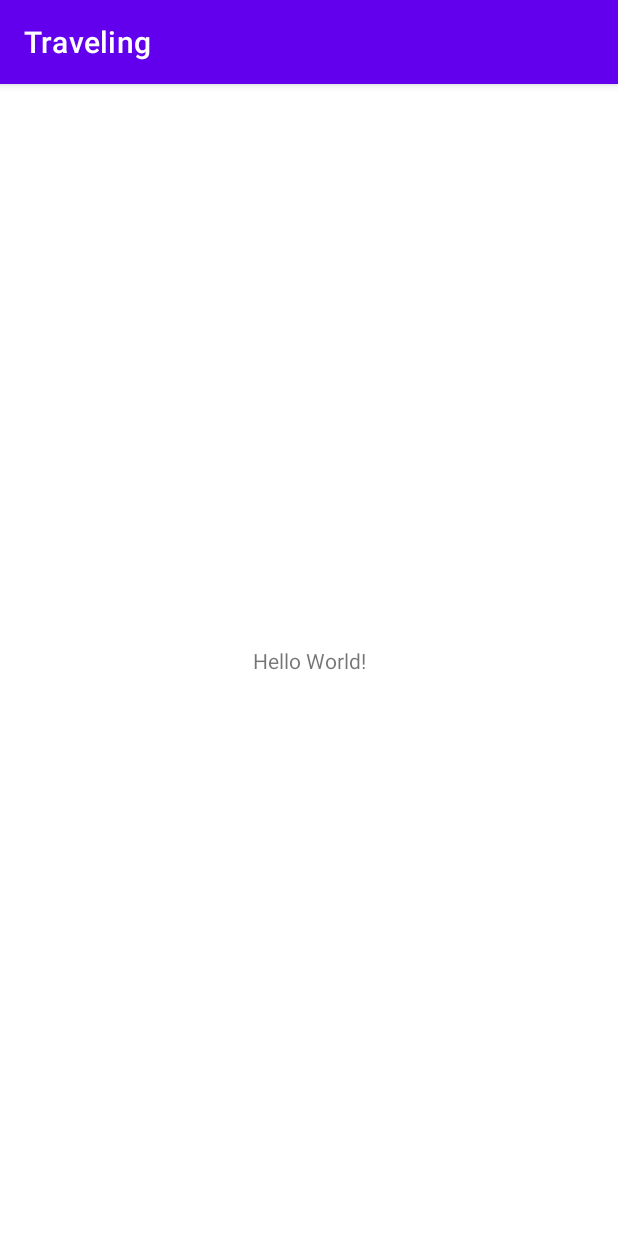
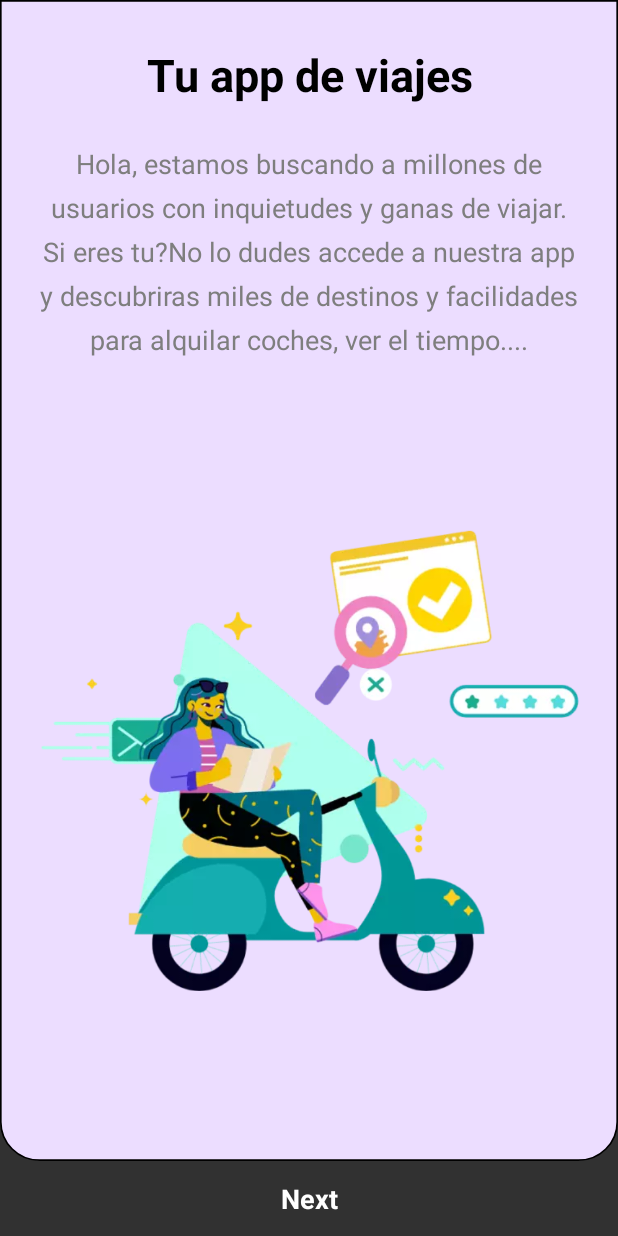
Before and after one commit to michelep2000/Traveling, an Android app: the screen it shows after launch (MainActivity), on a phone screen of 412 x 824 dp. Run offline under Robolectric (Android 15) with nearby library versions, the phone set to English and light mode, and no system bars.

Commit message:
onboarding done

```diff
--- a/app/src/main/java/es/travelworld/traveling/MainActivity.java
+++ b/app/src/main/java/es/travelworld/traveling/MainActivity.java
@@ -3,12 +3,22 @@ package es.travelworld.traveling;
 import androidx.appcompat.app.AppCompatActivity;
 
 import android.os.Bundle;
+import android.view.Window;
+import android.view.WindowManager;
+
+import java.util.Objects;
 
 public class MainActivity extends AppCompatActivity {
 
     @Override
     protected void onCreate(Bundle savedInstanceState) {
         super.onCreate(savedInstanceState);
+
+        requestWindowFeature(Window.FEATURE_NO_TITLE);
+        this.getWindow().setFlags(WindowManager.LayoutParams.FLAG_FULLSCREEN, WindowManager.LayoutParams.FLAG_FULLSCREEN);
+
+        Objects.requireNonNull(getSupportActionBar()).hide();
+
         setContentView(R.layout.activity_main);
     }
 }
--- /dev/null
+++ b/app/src/main/res/drawable/ic_background_onboarding.xml
@@ -0,0 +1,11 @@
+<vector xmlns:android="http://schemas.android.com/apk/res/android"
+    android:width="375dp"
+    android:height="713dp"
+    android:viewportWidth="375"
+    android:viewportHeight="713">
+  <path
+      android:strokeWidth="1"
+      android:pathData="M0.5,0.5H374.5V689C374.5,701.979 363.979,712.5 351,712.5H24C11.021,712.5 0.5,701.979 0.5,689V0.5Z"
+      android:fillColor="#ECDDFF"
+      android:strokeColor="#000000"/>
+</vector>
--- a/app/src/main/res/layout/activity_main.xml
+++ b/app/src/main/res/layout/activity_main.xml
@@ -4,15 +4,93 @@
     xmlns:tools="http://schemas.android.com/tools"
     android:layout_width="match_parent"
     android:layout_height="match_parent"
+    android:background="#36599A"
+    android:backgroundTint="#313131"
+    android:visibility="visible"
+    app:flow_wrapMode="none"
     tools:context=".MainActivity">
 
-    <TextView
-        android:layout_width="wrap_content"
-        android:layout_height="wrap_content"
-        android:text="Hello World!"
+    <androidx.appcompat.widget.AppCompatTextView
+        android:id="@+id/textViewNext"
+        android:layout_width="match_parent"
+        android:layout_height="50dp"
+        android:gravity="center"
+        android:text="@string/next"
+        android:textAlignment="center"
+        android:textColor="@color/white"
+        android:textSize="18sp"
+        android:textStyle="bold"
         app:layout_constraintBottom_toBottomOf="parent"
-        app:layout_constraintLeft_toLeftOf="parent"
-        app:layout_constraintRight_toRightOf="parent"
-        app:layout_constraintTop_toTopOf="parent" />
+        app:layout_constraintEnd_toEndOf="parent"
+        app:layout_constraintStart_toStartOf="parent"
+        app:layout_constraintTop_toBottomOf="@+id/constraintLayout"></androidx.appcompat.widget.AppCompatTextView>
+
+    <androidx.constraintlayout.widget.ConstraintLayout
+        android:id="@+id/constraintLayout"
+        android:layout_width="match_parent"
+        android:layout_height="0dp"
+        android:background="@drawable/ic_background_onboarding"
+        android:backgroundTintMode="src_in"
+        android:visibility="visible"
+        app:layout_constraintBottom_toTopOf="@+id/textViewNext"
+        app:layout_constraintEnd_toEndOf="parent"
+        app:layout_constraintHorizontal_bias="0.0"
+        app:layout_constraintStart_toStartOf="parent"
+        app:layout_constraintTop_toTopOf="parent">
+
+        <androidx.appcompat.widget.AppCompatTextView
+            android:id="@+id/textView2"
+            android:layout_width="0dp"
+            android:layout_height="wrap_content"
+            android:layout_marginHorizontal="@dimen/margin_horizontal_main"
+            android:gravity="center"
+            android:text="@string/traveling_title"
+            android:textAlignment="gravity"
+            android:textColor="#000000"
+            android:textSize="30sp"
+            android:textStyle="bold"
+            app:layout_constraintBottom_toBottomOf="parent"
+            app:layout_constraintEnd_toEndOf="parent"
+            app:layout_constraintStart_toStartOf="parent"
+            app:layout_constraintTop_toTopOf="parent"
+            app:layout_constraintVertical_bias="0.04000002">
+
+        </androidx.appcompat.widget.AppCompatTextView>
+
+        <androidx.appcompat.widget.AppCompatTextView
+            android:id="@+id/textView3"
+            android:layout_width="0dp"
+            android:layout_height="wrap_content"
+            android:layout_marginHorizontal="@dimen/margin_horizontal_main"
+            android:gravity="center"
+            android:lineSpacingExtra="8sp"
+            android:text="@string/traveling_description"
+            android:textColor="#7E7E7E"
+            android:textSize="18sp"
+            android:visibility="visible"
+            app:layout_constraintBottom_toBottomOf="parent"
+            app:layout_constraintEnd_toEndOf="parent"
+            app:layout_constraintStart_toStartOf="parent"
+            app:layout_constraintTop_toBottomOf="@+id/textView2"
+            app:layout_constraintVertical_bias="0.047">
+
+        </androidx.appcompat.widget.AppCompatTextView>
+
+        <androidx.appcompat.widget.AppCompatImageView
+            android:layout_width="match_parent"
+            android:layout_height="wrap_content"
+            android:layout_marginHorizontal="@dimen/margin_horizontal_main"
+            android:layout_marginBottom="24dp"
+            android:src="@drawable/nomads_moto"
+            app:layout_constraintBottom_toBottomOf="parent"
+            app:layout_constraintEnd_toEndOf="parent"
+            app:layout_constraintStart_toStartOf="parent"
+            app:layout_constraintTop_toBottomOf="@+id/textView3"
+            app:layout_constraintVertical_bias="0.3">
+
+        </androidx.appcompat.widget.AppCompatImageView>
+
+
+    </androidx.constraintlayout.widget.ConstraintLayout>
 
 </androidx.constraintlayout.widget.ConstraintLayout>
--- /dev/null
+++ b/app/src/main/res/values/dimens.xml
@@ -0,0 +1,4 @@
+<?xml version="1.0" encoding="utf-8"?>
+<resources>
+    <dimen name="margin_horizontal_main">24dp</dimen>
+</resources>
--- a/app/src/main/res/values/strings.xml
+++ b/app/src/main/res/values/strings.xml
@@ -1,3 +1,8 @@
 <resources>
     <string name="app_name">Traveling</string>
+    <string name="background_app">background</string>
+    <string name="background_img">TODO</string>
+    <string name="next">Next</string>
+    <string name="traveling_description">Hola, estamos buscando a millones de usuarios con inquietudes y ganas de viajar. Si eres tu?No lo dudes accede a nuestra app y descubriras miles de destinos y facilidades para alquilar coches, ver el tiempo....</string>
+    <string name="traveling_title">Tu app de viajes</string>
 </resources>
--- a/app/src/main/res/values/themes.xml
+++ b/app/src/main/res/values/themes.xml
@@ -10,7 +10,7 @@
         <item name="colorSecondaryVariant">@color/teal_700</item>
         <item name="colorOnSecondary">@color/black</item>
         <!-- Status bar color. -->
-        <item name="android:statusBarColor" tools:targetApi="l">?attr/colorPrimaryVariant</item>
+        <item name="android:statusBarColor" tools:targetApi="l">@color/white</item>
         <!-- Customize your theme here. -->
     </style>
 </resources>
```
Also changed, not shown: app/src/main/res/drawable-v24/nomads_moto.webp (added).
